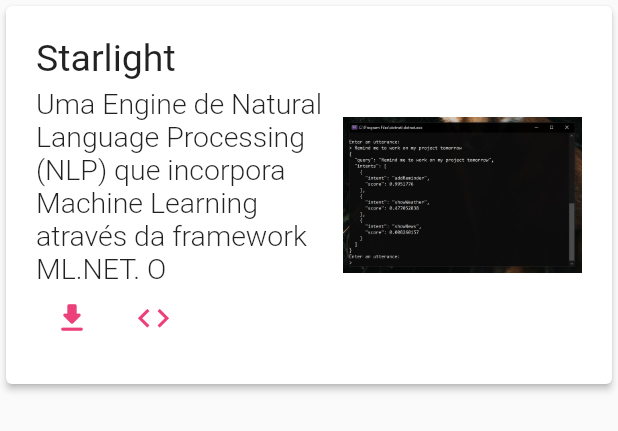
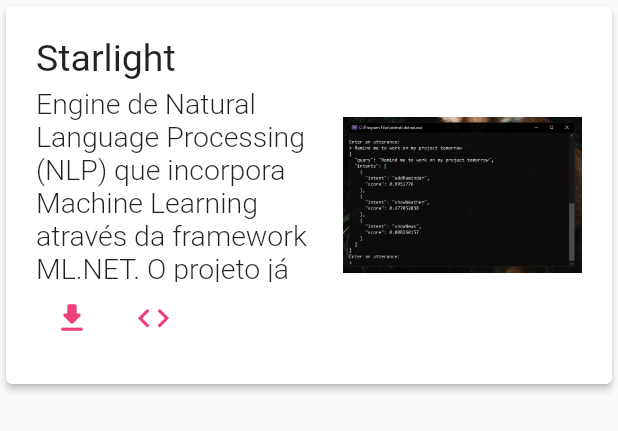
Before and after one commit to MeiFagundes/Portfolio, a Flutter app: the ProjectItem widget shown alone on an empty page, opened directly with sample values from the repository, on a phone screen of 412 x 824 dp. Shown: the top 431 px of the screen. Run offline on Flutter 3.47's test engine with Material 2 defaults, Android fonts, the phone set to English and light mode, and no system bars.

Commit message:
Add all projects & Minor UI changes

```diff
--- a/lib/models/project_model.dart
+++ b/lib/models/project_model.dart
@@ -3,7 +3,7 @@
     ProjectModel(
       title: 'Starlight',
       description:
-          'Uma Engine de Natural Language Processing (NLP) que incorpora Machine Learning através da framework ML.NET. O processamento é feito através de Datasets para treinamento da IA.',
+          'Engine de Natural Language Processing (NLP) que incorpora Machine Learning através da framework ML.NET. O projeto já possui o seu próprio dataset, totalmente aberto e customizável, para treinamento da IA.',
       imagePath: 'assets/images/Starlight.jpg',
       downloadURI: 'https://github.com/MeiFagundes/Starlight/releases',
       sourceCodeURI: 'https://github.com/MeiFagundes/Starlight',
@@ -11,7 +11,7 @@
     ProjectModel(
       title: 'PolarisAI',
       description:
-          'Uma Engine/RESTful API de processamento de requisições e Assistente Pessoal construida usando as funções cognitivas do projeto Starlight. Um cliente para Browsers está atualmente disponível.',
+          'Biblioteca/RESTful API de processamento de requisições e Assistente Pessoal, foi construida usando as funções cognitivas do projeto Starlight. Um cliente Web está disponível para que qualquer um possa testar a API.',
       imagePath: 'assets/images/PolarisAI.jpg',
       launchURI: 'https://meifagundes.com/PolarisAI-Web/',
       sourceCodeURI: 'https://github.com/MeiFagundes/PolarisAI',
@@ -19,19 +19,35 @@
     ProjectModel(
       title: 'ListDeclutteringTool',
       description:
-          'ListDeclutteringTool é um programa para ajudar a limpar, formatar e organizar grandes listas de conteúdo, ele facilita principalmente a formatação dados copiados de sites para usos diversos. Foi feito para Windows e escrito em C# usando a .NET FrameWork 4.6.1.',
+          'Programa que ajuda a limpar, formatar e organizar listas de conteúdo, facilita principalmente a formatação de dados obtidos da web para usos diversos. Construído em WPF para Windows.',
       imagePath: 'assets/images/ListDeclutteringTool.jpg',
       downloadURI:
           'https://github.com/MeiFagundes/ListDeclutteringTool/releases',
       sourceCodeURI: 'https://github.com/MeiFagundes/ListDeclutteringTool',
     ),
     ProjectModel(
-      title: 'Starlight',
+      title: 'DexDB',
       description:
-          'Uma Engine de Natural Language Processing (NLP) que incorpora Machine Learning através da framework ML.NET. O processamento é feito através de Datasets para treinamento da IA.',
-      imagePath: 'assets/images/Starlight.jpg',
-      downloadURI: 'https://github.com/MeiFagundes/Starlight/releases',
-      sourceCodeURI: 'https://github.com/MeiFagundes/Starlight',
+          'Proof of concept de uma PokeDex Web com cliente, server e dataBase (usando Servlets). Foi escrito em JavaScript, Java e MySQL. Seu design foi inspirado no Material Design da Google.',
+      imagePath: 'assets/images/DexDB.jpg',
+      downloadURI: 'https://github.com/MeiFagundes/DexDB/archive/master.zip',
+      sourceCodeURI: 'https://github.com/MeiFagundes/DexDB',
+    ),
+    ProjectModel(
+      title: 'Sqrt8086',
+      description:
+          'Algoritmo escrito em Assembly 8086 que calcula a raiz quadrada de um número com precisão decimal na arquitetura Intel 8086, mesmo que esta não possua suporte para Floating Point e seja limitada a 16Bits.',
+      imagePath: 'assets/images/Sqrt8086.jpg',
+      downloadURI: 'https://github.com/MeiFagundes/Sqrt8086/releases',
+      sourceCodeURI: 'https://github.com/MeiFagundes/Sqrt8086',
+    ),
+    ProjectModel(
+      title: 'BioPrantinhas',
+      description:
+          'Site voltado para o ensino de Botânica. Disponibiliza explicações, imagens e vídeos sobre Briófitas, Pteridófitas, Gimnospermas e Angiospermas.',
+      imagePath: 'assets/images/BioPrantinhas.jpg',
+      launchURI: 'https://bioprantinhas.github.io/',
+      sourceCodeURI: 'https://github.com/BioPrantinhas/bioprantinhas.github.io',
     ),
   ];
 
--- a/lib/views/home/profile.dart
+++ b/lib/views/home/profile.dart
@@ -28,7 +28,7 @@
           flex: 10,
           child: Center(
             child: Text(
-              'Lorem ipsum dolor sit amet, consectetur adipiscing elit, sed do eiusmod tempor incididunt ut labore et dolore magna aliqua. Ut enim ad minim veniam, quis nostrud exercitation ullamco laboris nisi ut aliquip ex ea commodo consequat. Duis aute irure dolor in reprehenderit in voluptate velit esse cillum dolore eu fugiat nulla pariatur.',
+              'Formada no CEFET-MG e atualmente estagiando na DTI Digital. Gosto de fazer uns projetos bem aleatórios para testar várias tecnologias legais. Caso te interesse, me segue lá no GitHub ou me mande uma estrelinha através de um dos projetos ao lado.',
               style: TextStyles.profileDescription,
               textAlign: TextAlign.center,
             ),
--- a/lib/views/home/project_item.dart
+++ b/lib/views/home/project_item.dart
@@ -45,13 +45,24 @@
                       Row(
                         mainAxisAlignment: MainAxisAlignment.start,
                         children: <Widget>[
-                          Flexible(
+                          project.downloadURI != null
+                              ? Flexible(
                                   flex: 15,
                                   child: IconButton(
                                     tooltip: 'Download',
                                     onPressed: () =>
                                         UrlUtil.openURI(project.downloadURI),
                                     icon: Icon(Icons.download_rounded),
+                                    splashRadius: 30,
+                                  ),
+                                )
+                              : Flexible(
+                                  flex: 15,
+                                  child: IconButton(
+                                    tooltip: 'Abrir',
+                                    onPressed: () =>
+                                        UrlUtil.openURI(project.launchURI),
+                                    icon: Icon(Icons.launch),
                                     splashRadius: 30,
                                   ),
                                 ),
--- a/lib/views/home/project_list_view.dart
+++ b/lib/views/home/project_list_view.dart
@@ -11,9 +11,12 @@
         padding: const EdgeInsets.all(30),
         child: Column(
           children: [
-            Text(
-              'Projetos pessoais',
-              style: TextStyles.title,
+            Padding(
+              padding: const EdgeInsets.only(bottom: 20),
+              child: Text(
+                'Projetos pessoais',
+                style: TextStyles.title,
+              ),
             ),
             Column(
               crossAxisAlignment: CrossAxisAlignment.center,
--- a/lib/views/shared/text_styles.dart
+++ b/lib/views/shared/text_styles.dart
@@ -2,9 +2,9 @@
 
 class TextStyles {
   static final TextStyle title = TextStyle(
-    fontSize: 28,
+    fontSize: 29,
     fontWeight: FontWeight.w400,
-    color: Colors.black87,
+    color: Colors.pink,
   );
 
   static final TextStyle profileDescription = TextStyle(
@@ -15,6 +15,7 @@
   static final TextStyle projectTitle = TextStyle(
     fontSize: 25,
     fontWeight: FontWeight.w400,
+    color: Colors.black87,
   );
 
   static final TextStyle projectDescription = TextStyle(
```
Also changed, not shown: assets/images/PolarisAI.jpg (deleted), assets/images/PolarisAI.png (added), 1 other file. Lines whose indentation alone changed are shown as unchanged.
